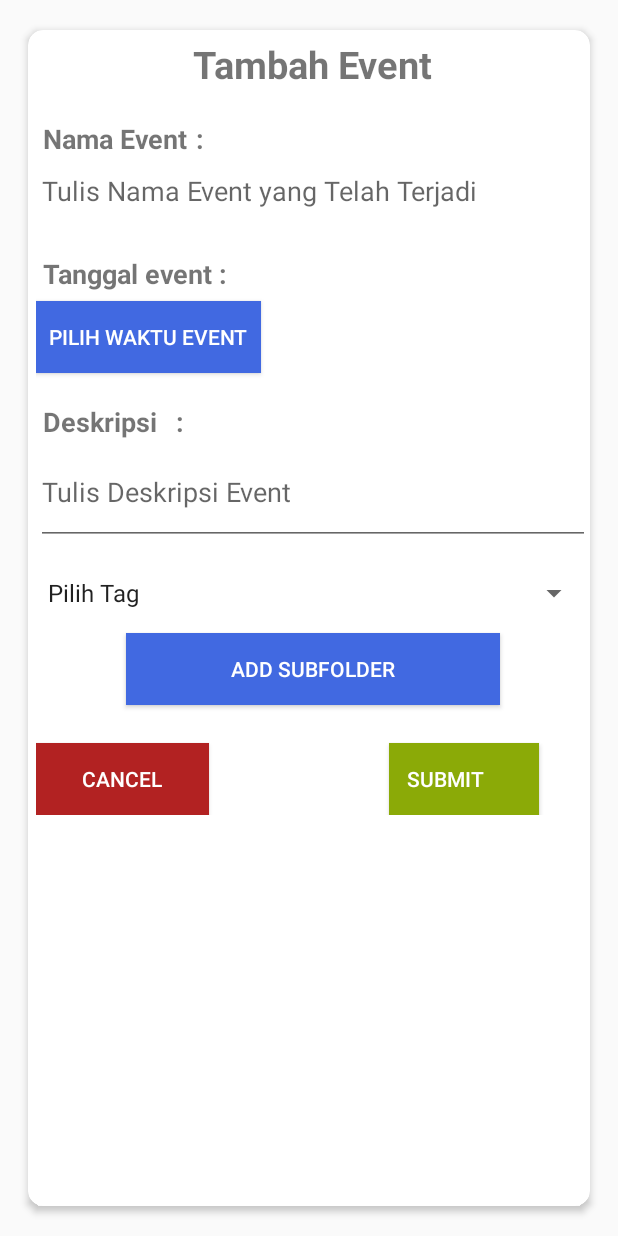
After one commit to mridwans/Komsi, an Android app: the AddEventActivity screen opened directly, with no data from a screen before it, on a phone screen of 412 x 824 dp. The commit adds this screen. Run offline under Robolectric (Android 15) with nearby library versions, the phone set to English and light mode, and no system bars.

Commit message:
add event

```diff
--- a/app/src/main/AndroidManifest.xml
+++ b/app/src/main/AndroidManifest.xml
@@ -21,7 +21,8 @@
             android:label="@string/title_activity_main"
             android:theme="@style/TambahPenggunaActivityTheme" />
         <activity android:name=".TambahPenggunaActivity" />
-        <activity android:name=".AddFolderActivity"></activity>
+        <activity android:name=".AddFolderActivity" />
+        <activity android:name=".AddEventActivity" />
     </application>
 
 </manifest>
--- /dev/null
+++ b/app/src/main/java/com/example/user/komsi/AddEventActivity.java
@@ -0,0 +1,112 @@
+package com.example.user.komsi;
+
+import android.app.DatePickerDialog;
+import android.os.Bundle;
+import android.support.annotation.Nullable;
+import android.support.v7.app.AppCompatActivity;
+import android.view.View;
+import android.widget.Button;
+import android.widget.DatePicker;
+import android.widget.TextView;
+
+import java.text.SimpleDateFormat;
+import java.util.Calendar;
+import java.util.Locale;
+
+
+import android.widget.AdapterView;
+import android.widget.Spinner;
+import android.widget.Toast;
+
+public class AddEventActivity extends AppCompatActivity {
+
+    private DatePickerDialog datePickerDialog;
+    private SimpleDateFormat dateFormatter;
+    private TextView tvDateResult;
+    private Button btDatePicker;
+    private Button mbtnSubmit;
+
+    private Spinner spinner1;
+
+    @Override
+    protected void onCreate(Bundle savedInstanceState) {
+        super.onCreate(savedInstanceState);
+        setContentView(R.layout.activity_add_event);
+
+        dateFormatter = new SimpleDateFormat("dd-MM-yyyy", Locale.US);
+
+        tvDateResult = (TextView) findViewById(R.id.tv_dateresult);
+        btDatePicker = (Button) findViewById(R.id.bt_datepicker);
+        btDatePicker.setOnClickListener(new View.OnClickListener() {
+            @Override
+            public void onClick(View view) {
+                showDateDialog();
+            }
+        });
+
+        spinner1 = (Spinner) findViewById(R.id.spinner);
+        spinner1.setOnItemSelectedListener(new ItemSelectedListener());
+
+    }
+
+    public class ItemSelectedListener implements AdapterView.OnItemSelectedListener {
+
+        //get strings of first item
+        String firstItem = String.valueOf(spinner1.getSelectedItem());
+
+        public void onItemSelected(AdapterView<?> parent, View view, int pos, long id) {
+            if (firstItem.equals(String.valueOf(spinner1.getSelectedItem()))) {
+                // ToDo when first item is selected
+            } else {
+                Toast.makeText(parent.getContext(),
+                        "Kamu telah memilih : " + parent.getItemAtPosition(pos).toString(),
+                        Toast.LENGTH_LONG).show();
+                // Todo when item is selected by the user
+            }
+        }
+
+        @Override
+        public void onNothingSelected(AdapterView<?> arg) {
+
+        }
+
+    }
+    private void showDateDialog(){
+
+        /**
+         * Calendar untuk mendapatkan tanggal sekarang
+         */
+        Calendar newCalendar = Calendar.getInstance();
+
+        /**
+         * Initiate DatePicker dialog
+         */
+        datePickerDialog = new DatePickerDialog(this, new DatePickerDialog.OnDateSetListener() {
+
+            @Override
+            public void onDateSet(DatePicker view, int year, int monthOfYear, int dayOfMonth) {
+
+                /**
+                 * Method ini dipanggil saat kita selesai memilih tanggal di DatePicker
+                 */
+
+                /**
+                 * Set Calendar untuk menampung tanggal yang dipilih
+                 */
+                Calendar newDate = Calendar.getInstance();
+                newDate.set(year, monthOfYear, dayOfMonth);
+
+                /**
+                 * Update TextView dengan tanggal yang kita pilih
+                 */
+                tvDateResult.setText("Tanggal dipilih : "+dateFormatter.format(newDate.getTime()));
+            }
+
+        },newCalendar.get(Calendar.YEAR), newCalendar.get(Calendar.MONTH), newCalendar.get(Calendar.DAY_OF_MONTH));
+
+        /**
+         * Tampilkan DatePicker dialog
+         */
+        datePickerDialog.show();
+    }
+}
--- a/app/src/main/java/com/example/user/komsi/AddFolderActivity.java
+++ b/app/src/main/java/com/example/user/komsi/AddFolderActivity.java
@@ -1,5 +1,6 @@
 package com.example.user.komsi;
 
+import android.content.Intent;
 import android.support.v7.app.AlertDialog;
 import android.support.v7.app.AppCompatActivity;
 import android.os.Bundle;
@@ -30,6 +31,8 @@ public class AddFolderActivity extends AppCompatActivity {
                         if(!mNamaFolder.getText().toString().isEmpty()){
                             Toast.makeText(AddFolderActivity.this,
                                     R.string.sukses_msg, Toast.LENGTH_SHORT).show();
+                            Intent intent = new Intent(AddFolderActivity.this,AddEventActivity.class);
+                            startActivity(intent);
                         }else {
                             Toast.makeText(AddFolderActivity.this,
                                     R.string.kosong_msg, Toast.LENGTH_SHORT).show();
@@ -41,6 +44,7 @@ public class AddFolderActivity extends AppCompatActivity {
                 AlertDialog dialog = mBuilder.create();
                 dialog.show();
 
+
             }
         });
     }
--- a/app/src/main/java/com/example/user/komsi/MainActivity.java
+++ b/app/src/main/java/com/example/user/komsi/MainActivity.java
@@ -3,19 +3,17 @@ package com.example.user.komsi;
 import android.content.Intent;
 import android.os.Bundle;
 import android.support.design.widget.FloatingActionButton;
-import android.support.design.widget.Snackbar;
-import android.support.v7.widget.LinearLayoutManager;
-import android.support.v7.widget.RecyclerView;
-import android.util.Log;
-import android.view.View;
 import android.support.design.widget.NavigationView;
 import android.support.v4.view.GravityCompat;
 import android.support.v4.widget.DrawerLayout;
 import android.support.v7.app.ActionBarDrawerToggle;
 import android.support.v7.app.AppCompatActivity;
+import android.support.v7.widget.LinearLayoutManager;
+import android.support.v7.widget.RecyclerView;
 import android.support.v7.widget.Toolbar;
 import android.view.Menu;
 import android.view.MenuItem;
+import android.view.View;
 
 import java.util.ArrayList;
 
@@ -132,7 +130,8 @@ public class MainActivity extends AppCompatActivity
         } else if (id == R.id.nav_datauser) {
 
         } else if (id == R.id.nav_search) {
-
+            Intent intent = new Intent(MainActivity.this,DateRangePickerActivity.class);
+            startActivity(intent);
         } else if (id == R.id.nav_logout) {
 
         }
--- /dev/null
+++ b/app/src/main/res/layout/activity_add_event.xml
@@ -0,0 +1,156 @@
+<?xml version="1.0" encoding="utf-8"?>
+
+<RelativeLayout xmlns:android="http://schemas.android.com/apk/res/android"
+    xmlns:app="http://schemas.android.com/apk/res-auto"
+    xmlns:tools="http://schemas.android.com/tools"
+    android:orientation="vertical" android:layout_width="match_parent"
+    android:layout_height="match_parent"
+    tools:context="com.example.user.komsi.AddEventActivity">
+
+    <android.support.v7.widget.CardView
+        android:layout_width="match_parent"
+        android:layout_height="match_parent"
+        android:layout_centerInParent="true"
+        android:layout_marginBottom="15dp"
+        android:layout_marginLeft="15dp"
+        android:layout_marginRight="15dp"
+        android:layout_marginTop="15dp"
+        app:cardCornerRadius="10dp"
+        app:cardElevation="3dp"
+        app:cardPreventCornerOverlap="false"
+        app:cardUseCompatPadding="true">
+
+        <RelativeLayout
+            android:layout_width="match_parent"
+            android:layout_height="match_parent">
+
+            <LinearLayout
+                android:layout_width="match_parent"
+                android:layout_height="wrap_content"
+                android:orientation="vertical"
+                android:paddingLeft="5dp">
+
+                <TextView
+                    android:id="@+id/textView"
+                    android:layout_gravity="center"
+                    android:layout_width="wrap_content"
+                    android:layout_height="wrap_content"
+                    android:textSize="25sp"
+                    android:textStyle="bold"
+                    android:layout_marginTop="5dp"
+                    android:text="@string/tambah_event" />
+
+                <TextView
+                    android:layout_width="match_parent"
+                    android:layout_height="wrap_content"
+                    android:layout_marginTop="20dp"
+                    android:textSize="18sp"
+                    android:text=" Nama Event\t:"
+                    android:textStyle="bold"/>
+                <EditText
+
+                    android:layout_width="match_parent"
+                    android:layout_height="wrap_content"
+                    android:inputType="text"
+                    android:hint="Tulis Nama Event yang Telah Terjadi"/>
+
+                <TextView
+                    android:id="@+id/tv_dateresult"
+                    android:layout_width="match_parent"
+                    android:layout_height="wrap_content"
+                    android:text=" Tanggal event : "
+                    android:textStyle="bold"
+                    android:textSize="18sp"
+                    android:layout_marginTop="20dp"/>
+                <Button
+                    android:id="@+id/bt_datepicker"
+                    android:background="@color/royalblue"
+                    android:textColor="@color/white"
+                    android:text="Pilih Waktu Event"
+                    android:layout_width="150dp"
+                    android:layout_height="wrap_content"
+                    android:layout_marginTop="6dp"/>
+
+                <TextView
+                    android:layout_width="match_parent"
+                    android:layout_height="wrap_content"
+                    android:layout_marginTop="20dp"
+                    android:textSize="18sp"
+                    android:textStyle="bold"
+                    android:text=" Deskripsi\t:" />
+                <EditText
+
+                    android:layout_width="match_parent"
+                    android:layout_height="70dp"
+                    android:inputType="text|textMultiLine"
+                    android:hint="Tulis Deskripsi Event"
+                    />
+
+
+                <LinearLayout
+                    android:layout_width="match_parent"
+                    android:layout_height="wrap_content"
+                    android:orientation="horizontal"
+                    android:layout_marginTop="20dp"
+                    android:hint="Pilih Tag">
+                    <Spinner
+                        android:id="@+id/spinner"
+                        android:layout_width="match_parent"
+                        android:layout_height="wrap_content"
+                        android:entries="@array/android_dropdown_arrays"/>
+                    <Spinner
+                        android:id="@+id/spinner1"
+                        android:layout_width="match_parent"
+                        android:layout_height="wrap_content"
+                        android:backgroundTint="#2ecc71"
+                        android:entries="@array/android_dropdown_arrays"/>
+                </LinearLayout>
+
+                <RelativeLayout
+                    android:layout_width="match_parent"
+                    android:layout_height="wrap_content">
+                    <Button
+
+                        style="?android:attr/buttonStyleSmall"
+                        android:background="@color/royalblue"
+                        android:textColor="@color/white"
+                        android:layout_width="match_parent"
+                        android:layout_height="wrap_content"
+                        android:layout_marginTop="30dp"
+                        android:layout_marginRight="120dp"
+                        android:text="Add Subfolder"
+                        android:layout_centerInParent="true" />
+                </RelativeLayout>
+
+                <LinearLayout
+                    android:layout_width="match_parent"
+                    android:layout_height="wrap_content"
+                    android:paddingRight="10dp">
+                    <Button
+                        style="?android:attr/buttonStyleSmall"
+
+                        android:background="@color/firebrick"
+                        android:textColor="@color/white"
+                        android:layout_width="115dp"
+                        android:layout_height="wrap_content"
+                        android:text="Cancel"
+                        android:layout_marginTop="10dp"
+                        android:layout_marginRight="120dp"
+                        />
+                    <Button
+                        style="?android:attr/buttonStyleSmall"
+                        android:background="@color/colorPrimary"
+                        android:textColor="@color/white"
+                        android:layout_width="100dp"
+                        android:paddingRight="25dp"
+                        android:layout_height="wrap_content"
+                        android:text="Submit"
+
+                        android:layout_marginTop="10dp"
+                        />
+                </LinearLayout>
+
+            </LinearLayout>
+        </RelativeLayout>
+    </android.support.v7.widget.CardView>
+</RelativeLayout>
--- a/app/src/main/res/layout/app_bar_main.xml
+++ b/app/src/main/res/layout/app_bar_main.xml
@@ -28,6 +28,6 @@
         android:layout_height="wrap_content"
         android:layout_gravity="bottom|end"
         android:layout_margin="@dimen/fab_margin"
-        app:srcCompat="@android:drawable/ic_dialog_email" />
+        app:srcCompat="@android:drawable/ic_input_add" />
 
 </android.support.design.widget.CoordinatorLayout>
--- a/app/src/main/res/values/colors.xml
+++ b/app/src/main/res/values/colors.xml
@@ -9,4 +9,6 @@
     <color name="gradStart">#19AA8B</color>
     <color name="gradStop">#23A7D8</color>
     <color name="editTextBG">#DADADA</color>
+    <color name="firebrick">#B22222</color>
+    <color name="royalblue">#4169E1</color>
 </resources>
--- a/app/src/main/res/values/strings.xml
+++ b/app/src/main/res/values/strings.xml
@@ -9,9 +9,23 @@
     <string name="action_search">Search</string>
     <string name="show">Show</string>
     <string name="tambah_folder">Tambah Folder</string>
+    <string name="tambah_event">Tambah Event</string>
     <string name="nama_folder">Nama Folder</string>
     <string name="sukses_msg">Folder berhasil ditambahkan</string>
     <string name="kosong_msg">Nama folder harus diisi</string>
     <string name="submit">Submit</string>
     <string name="tambah">Tambah</string>
+    <string name="title_date_range_picker_example">Date Range Picker</string>
+
+    <string-array name="android_dropdown_arrays">
+        <item>Pilih Tag</item>
+        <item>Daftar Drop Down  1</item>
+        <item>Daftar Drop Down  2</item>
+        <item>Daftar Drop Down  3</item>
+        <item>Daftar Drop Down  5</item>
+        <item>Daftar Drop Down  6</item>
+        <item>Daftar Drop Down  7</item>
+        <item>Daftar Drop Down  8</item>
+    </string-array>
+
 </resources>
```
Also changed, not shown: app/build.gradle (+12 -3 lines), 2 other files.
